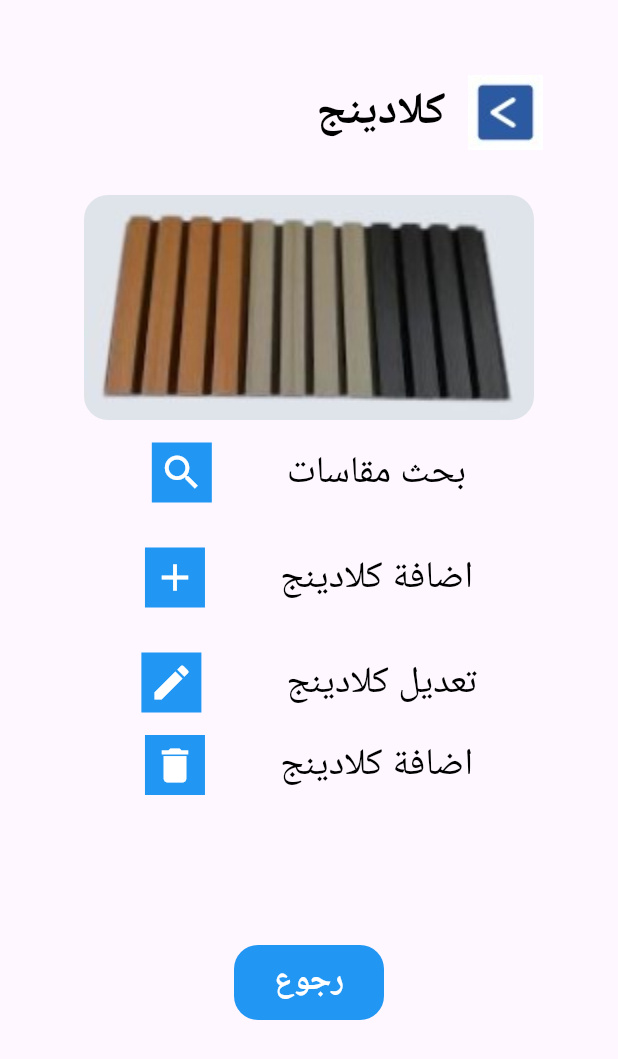
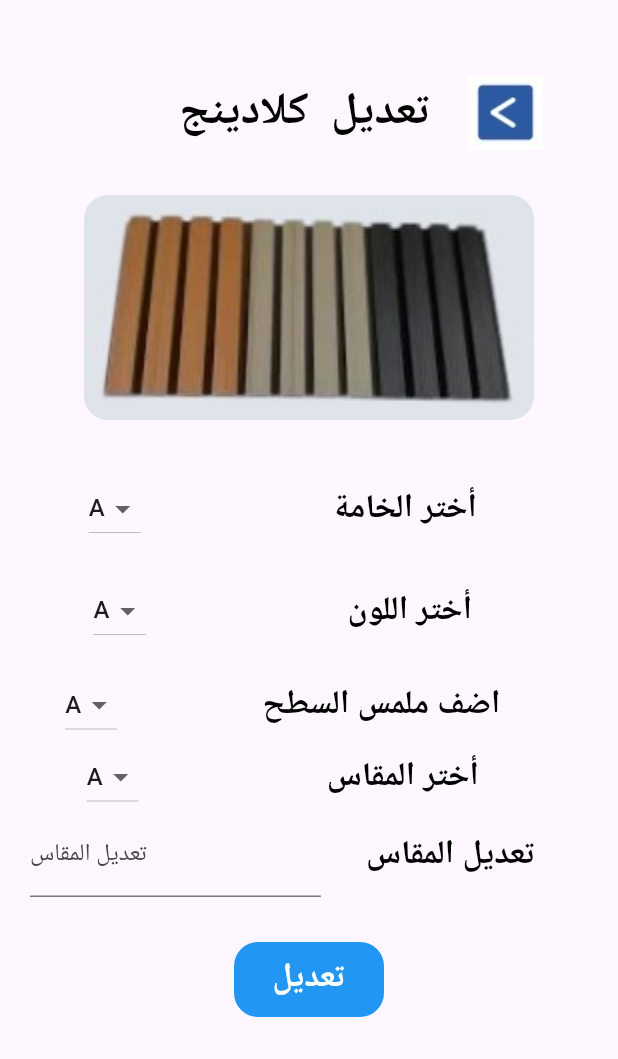
Before and after one commit to Kaream66/Bannars-Progect, a Flutter app: the CladingPage screen opened directly, after a tap on "تعديل كلادينج", on a phone screen of 412 x 824 dp. Shown: the top 1059 px of the screen. Run offline on Flutter 3.47's test engine with Material 3 defaults, Android fonts, the phone set to English and light mode, and no system bars.

Commit message:
create edit and delete cladding pages

```diff
--- a/lib/pages/clading_page.dart
+++ b/lib/pages/clading_page.dart
@@ -1,5 +1,7 @@
 import 'package:banners_app/pages/add_cladding.dart';
 import 'package:banners_app/pages/choose_cladding.dart';
+import 'package:banners_app/pages/delete_cladding.dart';
+import 'package:banners_app/pages/edit_cladding.dart';
 import 'package:banners_app/widgets/custom_button.dart';
 import 'package:banners_app/widgets/image_widget.dart';
 import 'package:banners_app/widgets/option_widget.dart';
@@ -67,7 +69,7 @@ class CladingPage extends StatelessWidget {
                 optionName: 'اضافة كلادينج',
                 iconName: Icons.add,
                 onTap: () {
-                   Navigator.push(
+                  Navigator.push(
                     context,
                     MaterialPageRoute(builder: (context) {
                       return const AddCladding();
@@ -81,15 +83,33 @@ class CladingPage extends StatelessWidget {
               OptionWidget(
                 optionName: ' تعديل كلادينج',
                 iconName: Icons.edit,
-                onTap: () {},
+                onTap: () {
+                  Navigator.push(
+                    context,
+                    MaterialPageRoute(
+                      builder: (context) {
+                        return const EditCladding();
+                      },
+                    ),
+                  );
+                },
               ),
               const SizedBox(
-                height: 15,
+                height: 30,
               ),
               OptionWidget(
-                optionName: 'اضافة كلادينج',
+                optionName: 'حذف كلادينج',
                 iconName: Icons.delete,
-                onTap: () {},
+                onTap: () {
+                  Navigator.push(
+                    context,
+                    MaterialPageRoute(
+                      builder: (context) {
+                        return const DeleteCladding();
+                      },
+                    ),
+                  );
+                },
               ),
               const SizedBox(
                 height: 100,
--- /dev/null
+++ b/lib/pages/edit_cladding.dart
@@ -0,0 +1,79 @@
+import 'package:banners_app/widgets/add_widget.dart';
+import 'package:banners_app/widgets/choose_widget.dart';
+import 'package:banners_app/widgets/custom_button.dart';
+import 'package:banners_app/widgets/image_widget.dart';
+import 'package:flutter/material.dart';
+
+class EditCladding extends StatelessWidget {
+  const EditCladding({super.key});
+
+  @override
+  Widget build(BuildContext context) {
+    return Scaffold(
+      resizeToAvoidBottomInset: true,
+      body: Padding(
+        padding: const EdgeInsets.all(20.0),
+        child: ListView(children: [
+          Center(
+            child: Column(
+              mainAxisAlignment: MainAxisAlignment.start,
+              //crossAxisAlignment: CrossAxisAlignment.,
+              children: [
+                Padding(
+                  padding: const EdgeInsets.only(top: 30.0, right: 30),
+                  child: Row(
+                    mainAxisAlignment: MainAxisAlignment.end,
+                    children: [
+                      const Text(
+                        '  تعديل  كلادينج',
+                        style: TextStyle(
+                          fontSize: 30,
+                          color: Colors.black,
+                          fontWeight: FontWeight.bold,
+                        ),
+                      ),
+                      const SizedBox(
+                        width: 25,
+                      ),
+                      GestureDetector(
+                        onTap: () {
+                          Navigator.pop(context);
+                        },
+                        child: Image.asset('assets/images/Backarrow.jpg'),
+                      ),
+                    ],
+                  ),
+                ),
+                const SizedBox(
+                  height: 30,
+                ),
+                const ImageWidget(imagePath: 'assets/images/clading.jpg'),
+                const SizedBox(
+                  height: 35,
+                ),
+                const ChooseWidget(chooseName: 'أختر الخامة'),
+                const SizedBox(
+                  height: 20,
+                ),
+                const ChooseWidget(chooseName: 'أختر اللون'),
+                const SizedBox(
+                  height: 15,
+                ),
+                const ChooseWidget(chooseName: 'اضف ملمس السطح'),
+                const ChooseWidget(chooseName: 'أختر المقاس'),
+                const AddWidget(
+                  text: 'تعديل المقاس',
+                  label: 'تعديل المقاس',
+                ),
+                const SizedBox(
+                  height: 30,
+                ),
+                CustomButton(label: 'تعديل', onTap: () {}),
+              ],
+            ),
+          ),
+        ]),
+      ),
+    );
+  }
+}
```
Also changed, not shown: lib/pages/delete_cladding.dart (added, +76 -0 lines).
